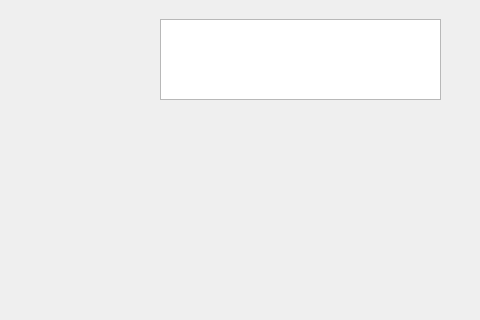
holevi96/itk.io, file itk-io-master/server/mainwindow.ui: the form before one commit; both pictures show x 0 to 480 and y 161 to 481 of the 800 by 600 pixel window.
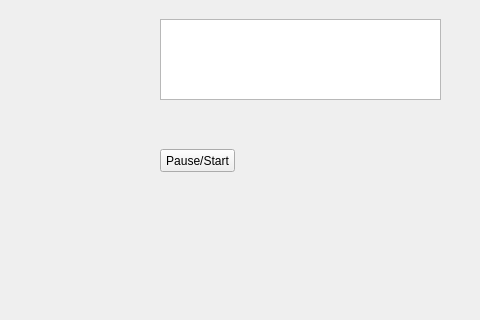
The form after the commit.

What changed in the file:
```diff
--- a/itk-io-master/server/mainwindow.ui
+++ b/itk-io-master/server/mainwindow.ui
@@ -54,6 +54,19 @@
      </rect>
     </property>
    </widget>
+   <widget class="QPushButton" name="pauseStart">
+    <property name="geometry">
+     <rect>
+      <x>160</x>
+      <y>310</y>
+      <width>75</width>
+      <height>23</height>
+     </rect>
+    </property>
+    <property name="text">
+     <string>Pause/Start</string>
+    </property>
+   </widget>
   </widget>
   <widget class="QMenuBar" name="menubar">
    <property name="geometry">
```
